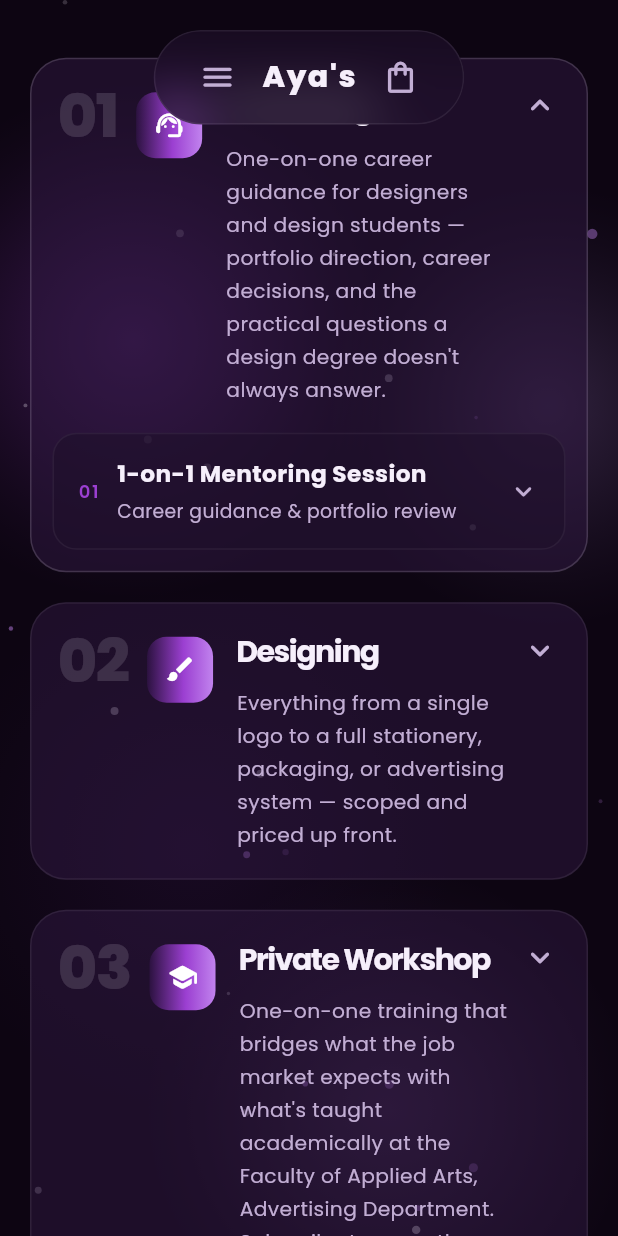
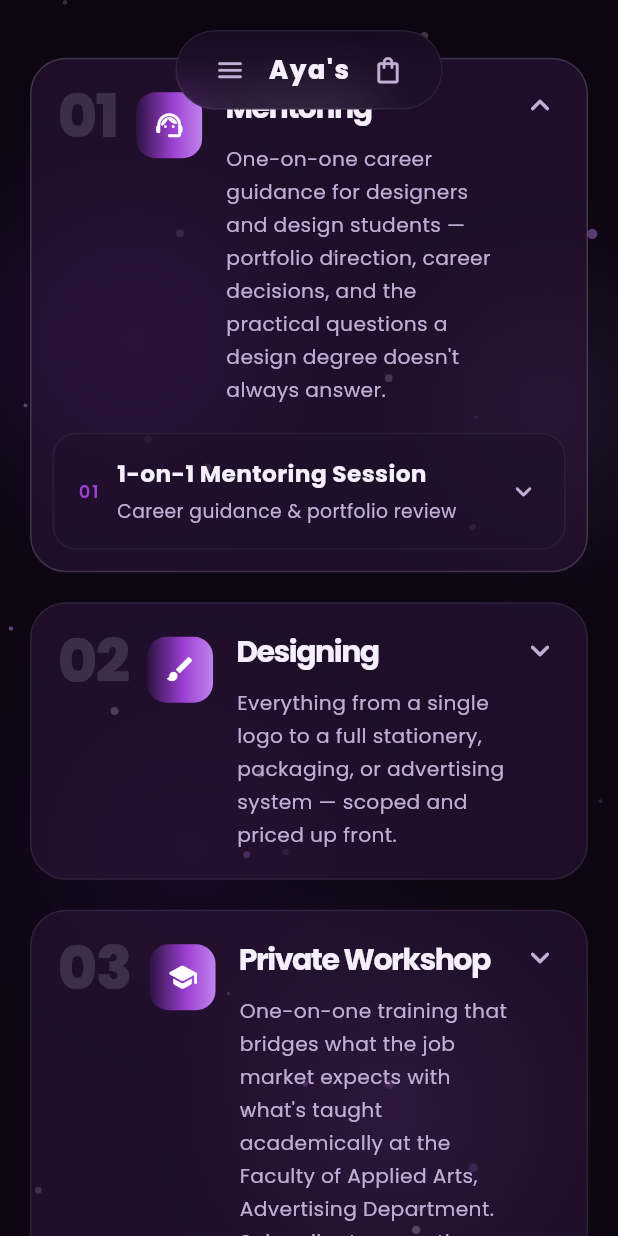
Before and after one commit to aya-graphique/aya-graphique, a Flutter app: the screen it shows after launch, after a tap on "Mentoring", on a phone screen of 412 x 824 dp. Run offline on Flutter 3.47's test engine with Material 3 defaults, Android fonts, the phone set to English and light mode, and no system bars; our stand-ins replace file_picker, flutter_animate, google_fonts, shared_preferences, supabase_flutter, visibility_detector; accounts and stored records are empty.

Commit message:
update UI

```diff
--- a/lib/localization/app_strings.dart
+++ b/lib/localization/app_strings.dart
@@ -56,7 +56,7 @@ class AppText {
 
   // Home — "most requested" circles (below the "available for" card)
   String get mostRequestedEyebrow => _t('MOST REQUESTED', 'الأكثر طلبًا');
-  String get artisticProductsLabel => _t('Graphical Products', 'المنتجات الفنية');
+  String get artisticProductsLabel => _t('Graphical Products', 'المنتجات الجرافيكية');
 
   // Home — service circles row
   String get homeServicesEyebrow => _t('SERVICES', 'الخدمات');
@@ -71,7 +71,7 @@ class AppText {
 
   // Home — footer
   String get footerTagline =>
-      _t('Notebooks & calendars, Simplicity makes it Art.', 'دفاتر وتقويمات، البساطة تصنع الفن.');
+      _t('Notebooks & calendars, simplicity makes it art.', 'دفاتر وتقويمات، البساطة تصنع الفن.');
   String get storeAdmin => _t('Store admin →', 'إدارة المتجر ←');
 
   // Graphical Services
--- a/lib/screens/home_screen.dart
+++ b/lib/screens/home_screen.dart
@@ -125,7 +125,9 @@ class _HomeScreenState extends State<HomeScreen> {
             },
           ),
           const SizedBox(height: 40),
-          MarqueeStrip(words: [
+          MarqueeStrip(
+            height: 60,
+            words: [
             context.strings.marqueeNotebooks,
             context.strings.marqueeCalendars,
             context.strings.marqueeBookmark,
@@ -157,13 +159,18 @@ class _HomeScreenState extends State<HomeScreen> {
           // compact "available for" card instead: restaurant owners,
           // hotel owners, and individuals after a private workshop, each
           // tappable straight through to that category on Services.
-          const SizedBox(height: 56),
+          //
+          // No spacer here on purpose: both this and OwnerIntroCard paint
+          // their own full-bleed background band, so a gap between them
+          // would show a strip of the raw page background instead of one
+          // continuous wash. They're visually split by OwnerIntroCard's
+          // own eyebrow pill instead.
           OwnerIntroCard(
             isMobile: widget.isMobile,
             onViewProfile: widget.onViewProfileTap,
             onAudienceTap: widget.onServiceCategoryTap,
           ),
-          const SizedBox(height: 56),
+          const SizedBox(height: 40),
           TestimonialsSection(isMobile: widget.isMobile),
           const SizedBox(height: 60),
           _Footer(isMobile: widget.isMobile, onAdminReturn: widget.onAdminReturn),
@@ -679,8 +686,13 @@ class _MostRequestedCircles extends StatelessWidget {
       ],
     );
 
+    // Plain transparent padding — no background band. A colored band here
+    // (tried earlier to hide AnimatedBackdrop's dark-mode orb glow) ended
+    // up reading as its own stray light-purple rectangle in light mode,
+    // which looked worse than the problem it solved. See AnimatedBackdrop
+    // for the real fix to the dark-mode glow instead.
     return Padding(
-      padding: EdgeInsets.symmetric(horizontal: isMobile ? 20 : 60),
+      padding: EdgeInsets.symmetric(horizontal: isMobile ? 20 : 60, vertical: isMobile ? 8 : 12),
       child: RevealOnScroll(child: content),
     );
   }
@@ -700,10 +712,19 @@ class _Footer extends StatelessWidget {
 
   @override
   Widget build(BuildContext context) {
+    final colors = context.colors;
     return Container(
       width: double.infinity,
       padding: EdgeInsets.symmetric(horizontal: isMobile ? 24 : 60, vertical: 32),
-      color: context.colors.surface.withOpacity(0.5),
+      decoration: BoxDecoration(
+        // surfaceRaised, not surface: in light mode surface is pure white
+        // (same as the page background), so it made this whole footer
+        // invisible against the rest of Home — no visual separation at
+        // all. surfaceRaised is a step darker/tinted in both palettes, so
+        // it actually reads as its own band now.
+        color: colors.surfaceRaised.withOpacity(colors.isDark ? 0.5 : 0.6),
+        border: Border(top: BorderSide(color: colors.border(0.08))),
+      ),
       child: Column(
         children: [
           // Plain solid color — see shop_nav_bar.dart / shimmer_text.dart
--- a/lib/widgets/animated_backdrop.dart
+++ b/lib/widgets/animated_backdrop.dart
@@ -172,7 +172,12 @@ class _BackdropPainter extends CustomPainter {
       canvas.drawCircle(center, radius, paint);
     }
 
-    // Three large drifting orbs on independent elliptical paths.
+    // Three large drifting orbs on independent elliptical paths. The top
+    // two used to run brighter (0.30 / 0.28) — strong enough that any
+    // transparent section which happened to scroll into their fixed
+    // screen-space position (the backdrop doesn't move with scroll) read
+    // as an odd, mismatched light patch instead of blending in. Dialed
+    // down so the ambient glow stays subtle everywhere it's exposed.
     orb(
       Offset(
         size.width * 0.18 + math.sin(angle) * size.width * 0.08,
@@ -180,7 +185,7 @@ class _BackdropPainter extends CustomPainter {
       ),
       size.shortestSide * 0.42,
       colors.violetPop,
-      0.30,
+      0.16,
     );
 
     orb(
@@ -190,7 +195,7 @@ class _BackdropPainter extends CustomPainter {
       ),
       size.shortestSide * 0.36,
       colors.violetLight,
-      0.28,
+      0.15,
     );
 
     orb(
--- a/lib/widgets/marquee_strip.dart
+++ b/lib/widgets/marquee_strip.dart
@@ -15,7 +15,7 @@ class MarqueeStrip extends StatefulWidget {
   const MarqueeStrip({
     super.key,
     required this.words,
-    this.height = 72,
+    this.height = 48,
   });
 
   @override
@@ -49,22 +49,22 @@ class _MarqueeStripState extends State<MarqueeStrip>
       mainAxisSize: MainAxisSize.min,
       children: List.generate(widget.words.length, (i) {
         return Padding(
-          padding: const EdgeInsets.symmetric(horizontal: 26),
+          padding: const EdgeInsets.symmetric(horizontal: 18),
           child: Row(
             mainAxisSize: MainAxisSize.min,
             children: [
               Text(
                 widget.words[i],
                 style: AppFonts.display(
-                  size: 21,
+                  size: 18,
                   weight: FontWeight.w600,
                   color: colors.cream,
                   letterSpacing: 0.3,
                   text: widget.words[i],
                 ),
               ),
-              const SizedBox(width: 22),
-              Icon(Icons.auto_awesome_rounded, size: 15, color: colors.orchid),
+              const SizedBox(width: 14),
+              Icon(Icons.auto_awesome_rounded, size: 13, color: colors.orchid),
             ],
           ),
         );
--- a/lib/widgets/owner_intro_card.dart
+++ b/lib/widgets/owner_intro_card.dart
@@ -1,21 +1,20 @@
 import 'package:flutter/material.dart';
 import '../localization/app_strings.dart';
 import '../theme/app_theme.dart';
-import 'circle_carousel.dart';
 import 'reveal_on_scroll.dart';
 
 /// Dropped into Home right where the embedded Services section used to sit
-/// (see HomeScreen): tappable "available for" circles — restaurant owners,
+/// (see HomeScreen): a tappable "available for" list — restaurant owners,
 /// hotel owners, company owners, branding clients, illustration clients,
 /// individuals after a private workshop, and aspiring designers — that jump
 /// straight to the matching category on the standalone Services tab, plus a
 /// button that jumps to the standalone Portfolio ("Who am I") tab.
 ///
-/// This sits directly on the page background — no card/box wrapping the
-/// "available for" eyebrow + circles + button, just the reveal-on-scroll
-/// animation and the page's own horizontal padding. The circles themselves
-/// use the same Instagram-story gradient-ring look as every other circle
-/// row on the page (Services, Illustration Art, Most Requested).
+/// This sits on a soft full-bleed background band (not a bordered/rounded
+/// card) — enough to set it apart from the Services/Illustration Art/Most
+/// Requested rows above and below. Unlike those, this section deliberately
+/// breaks from the Instagram-story circle look: each audience is a plain
+/// vertical list row (small rounded-square icon chip + name).
 class OwnerIntroCard extends StatelessWidget {
   final bool isMobile;
   // Jumps to the standalone Portfolio/About tab — see
@@ -47,34 +46,46 @@ class OwnerIntroCard extends StatelessWidget {
       _AudienceSpec(Icons.support_agent_rounded, context.strings.aspiringDesignersLabel, () => onAudienceTap(0)),
     ];
 
-    final audienceCircles = isMobile
-        ? MobileCircleCarousel(
-            itemCount: audiences.length,
-            // Labels here can run to two lines ("Restaurant owners"), so
-            // this row gets a taller label area than the plain one-line
-            // circles elsewhere.
-            labelAreaHeight: 62,
-            itemBuilder: (context, i, diameter) => _AudienceCircle(
-              icon: audiences[i].icon,
-              label: audiences[i].label,
-              diameter: diameter,
-              iconSize: diameter * 0.36,
-              labelSize: (diameter * 0.12).clamp(10.0, 13.0),
-              onTap: audiences[i].onTap,
-            ),
-          )
-        : Wrap(
-            alignment: WrapAlignment.center,
-            spacing: 24,
-            runSpacing: 24,
+    // Mobile stays a plain single-column list (full width rows). Desktop
+    // switches to a centered 2-column grid instead of one narrow column —
+    // a single 420px-wide list looked lost in all the leftover space on a
+    // wide screen.
+    const desktopColumns = 2;
+    const desktopMaxWidth = 720.0;
+    const desktopGap = 16.0;
+    final desktopItemWidth = (desktopMaxWidth - desktopGap * (desktopColumns - 1)) / desktopColumns;
+
+    final audienceCircles = ConstrainedBox(
+      constraints: BoxConstraints(maxWidth: isMobile ? double.infinity : desktopMaxWidth),
+      child: isMobile
+          ? Column(
               children: [
-              for (var i = 0; i < audiences.length; i++)
-                _AudienceCircle(
+                for (var i = 0; i < audiences.length; i++) ...[
+                  if (i != 0) const SizedBox(height: 10),
+                  _AudienceListItem(
                     icon: audiences[i].icon,
                     label: audiences[i].label,
                     onTap: audiences[i].onTap,
                   ),
                 ],
+              ],
+            )
+          : Wrap(
+              alignment: WrapAlignment.center,
+              spacing: desktopGap,
+              runSpacing: 12,
+              children: [
+                for (var i = 0; i < audiences.length; i++)
+                  SizedBox(
+                    width: desktopItemWidth,
+                    child: _AudienceListItem(
+                      icon: audiences[i].icon,
+                      label: audiences[i].label,
+                      onTap: audiences[i].onTap,
+                    ),
+                  ),
+              ],
+            ),
     );
 
     final content = Column(
@@ -143,21 +154,24 @@ class OwnerIntroCard extends StatelessWidget {
       ],
     );
 
-    // No surrounding card/box anymore — the section sits straight on the
-    // page background, just like everything else on Home. Keep the same
-    // outer horizontal padding the card used to have so the row still
-    // lines up with the rest of the page content.
+    // Plain transparent padding — no background band. This used to sit on
+    // its own soft-tinted band to stand apart from the sections above/
+    // below, but that read as a stray light-purple rectangle rather than
+    // blending with the rest of the page — a plain background matches the
+    // page better than a differently-colored one does.
     return Padding(
-      padding: EdgeInsets.symmetric(horizontal: isMobile ? 20 : 60, vertical: isMobile ? 8 : 12),
+      padding: EdgeInsets.symmetric(
+        horizontal: isMobile ? 20 : 60,
+        vertical: isMobile ? 20 : 28,
+      ),
       child: RevealOnScroll(child: content),
     );
   }
 }
 
-/// A plain (icon, label, tap target) bundle for an audience circle — kept
-/// separate from the built widget so the layout picked at build time
-/// (desktop Wrap vs. mobile carousel) can each size the circles however
-/// suits that layout.
+/// A plain (icon, label, tap target) bundle for an audience row — kept
+/// separate from [_AudienceListItem] purely to build the `audiences` list
+/// once above.
 class _AudienceSpec {
   final IconData icon;
   final String label;
@@ -165,49 +179,33 @@ class _AudienceSpec {
   const _AudienceSpec(this.icon, this.label, this.onTap);
 }
 
-/// One tappable "available for" circle inside [OwnerIntroCard] — same
-/// Instagram-story styling as the rest of the app's circle rows (Services,
-/// Illustration Art, Most Requested — see [_EyebrowCirclesSection] /
-/// [_MostRequestedCircles] in home_screen.dart, and their shared
-/// `_CategoryCircle`): a gradient ring always framing the icon, sized to
-/// match the Services row (188px on desktop), with a slight shrink on
-/// hover/tap. Unlike those other rows, this one holds still — no floating
-/// bob animation. Tapping jumps straight to the matching category on the
-/// Services tab.
-class _AudienceCircle extends StatefulWidget {
+/// One tappable "available for" row inside [OwnerIntroCard]: a small
+/// rounded-square icon chip (violet gradient border, same family as the
+/// gradient ring used elsewhere) followed by the audience name — stacked
+/// into a plain vertical list instead of a circle row. Slides/dims
+/// slightly on hover/tap; tapping jumps straight to the matching category
+/// on the Services tab.
+class _AudienceListItem extends StatefulWidget {
   final IconData icon;
   final String label;
   final VoidCallback onTap;
-  // Desktop keeps its original fixed circle size and label size below —
-  // the mobile carousel passes its own smaller, width-fitted values.
-  final double diameter;
-  final double labelSize;
-  // If omitted, sized proportionally to [diameter] (same 0.36 ratio the
-  // Services/Illustration Art/Most Requested circles use) so this row
-  // matches their icon-to-circle proportion at any size.
-  final double? iconSize;
 
-  const _AudienceCircle({
+  const _AudienceListItem({
     required this.icon,
     required this.label,
     required this.onTap,
-    this.diameter = 188,
-    this.labelSize = 15,
-    this.iconSize,
   });
 
   @override
-  State<_AudienceCircle> createState() => _AudienceCircleState();
+  State<_AudienceListItem> createState() => _AudienceListItemState();
 }
 
-class _AudienceCircleState extends State<_AudienceCircle> {
+class _AudienceListItemState extends State<_AudienceListItem> {
   bool _hovered = false;
 
   @override
   Widget build(BuildContext context) {
     final colors = context.colors;
-    final diameter = widget.diameter;
-    final iconSize = widget.iconSize ?? diameter * 0.36;
 
     return MouseRegion(
       cursor: SystemMouseCursors.click,
@@ -216,56 +214,54 @@ class _AudienceCircleState extends State<_AudienceCircle> {
       child: GestureDetector(
         behavior: HitTestBehavior.opaque,
         onTap: widget.onTap,
-        child: SizedBox(
-          width: diameter + 16,
-          child: Column(
-            mainAxisSize: MainAxisSize.min,
+        child: AnimatedContainer(
+          duration: const Duration(milliseconds: 180),
+          curve: Curves.easeOut,
+          padding: const EdgeInsets.symmetric(horizontal: 14, vertical: 10),
+          decoration: BoxDecoration(
+            color: _hovered ? colors.violetPop.withOpacity(0.1) : Colors.transparent,
+            borderRadius: BorderRadius.circular(14),
+            border: Border.all(color: colors.border(0.12)),
+          ),
+          child: Row(
             children: [
-              AnimatedScale(
-                duration: const Duration(milliseconds: 150),
-                curve: Curves.easeOut,
-                scale: _hovered ? 0.92 : 1.0,
-                child: AnimatedContainer(
-                  duration: const Duration(milliseconds: 200),
-                  width: diameter,
-                  height: diameter,
-                  padding: const EdgeInsets.all(2.5),
+              // Icon chip — rounded square with the same violet-gradient
+              // border treatment as the circle rings elsewhere.
+              Container(
+                width: 44,
+                height: 44,
+                padding: const EdgeInsets.all(2),
                 decoration: BoxDecoration(
-                    shape: BoxShape.circle,
+                  borderRadius: BorderRadius.circular(13),
                   gradient: colors.violetGradient,
-                    boxShadow: [
-                      BoxShadow(
-                        color: colors.violetPop.withOpacity(0.3),
-                        blurRadius: 18,
-                        offset: const Offset(0, 6),
-                      ),
-                    ],
                 ),
                 child: Container(
                   decoration: BoxDecoration(
-                      shape: BoxShape.circle,
+                    borderRadius: BorderRadius.circular(11),
                     color: colors.surface,
-                      border: Border.all(color: colors.bgDeep, width: 2),
                   ),
                   child: Center(
-                      child: Icon(widget.icon, size: iconSize, color: colors.violetPop),
+                    child: Icon(widget.icon, size: 20, color: colors.violetPop),
                   ),
                 ),
               ),
-              ),
-              const SizedBox(height: 10),
-              Text(
+              const SizedBox(width: 14),
+              Expanded(
+                child: Text(
                   widget.label,
-                textAlign: TextAlign.center,
-                maxLines: 2,
-                overflow: TextOverflow.ellipsis,
                   style: AppFonts.label(
-                  size: widget.labelSize,
+                    size: 14.5,
                     weight: FontWeight.w600,
                     color: colors.cream,
-                  letterSpacing: 0.6,
+                    letterSpacing: 0.3,
                     text: widget.label,
                   ),
+                ),
+              ),
+              Icon(
+                Icons.chevron_left_rounded,
+                size: 20,
+                color: colors.cream.withOpacity(0.35),
               ),
             ],
           ),
--- a/lib/widgets/shop_nav_bar.dart
+++ b/lib/widgets/shop_nav_bar.dart
@@ -64,7 +64,7 @@ class ShopNavBar extends StatelessWidget {
                 child: Text(
                   "Aya's",
                   style: AppFonts.display(
-                    size: isMobile ? 20 : 17,
+                    size: isMobile ? 17 : 16.5,
                     weight: FontWeight.w800,
                     color: context.colors.cream,
                     letterSpacing: 1.0,
@@ -76,7 +76,7 @@ class ShopNavBar extends StatelessWidget {
                   ),
                 ),
               ),
-              SizedBox(width: isMobile ? 10 : 12),
+              SizedBox(width: isMobile ? 8 : 11),
               if (!isMobile) ...[
                 _NavIconLabel(
                   icon: active == ShopPage.home
@@ -181,8 +181,8 @@ class ShopNavBar extends StatelessWidget {
               // own group instead of blending into the page icons.
               Container(
                 width: 1,
-                height: isMobile ? 22 : 18,
-                margin: EdgeInsets.symmetric(horizontal: isMobile ? 6 : 5),
+                height: isMobile ? 18 : 17,
+                margin: EdgeInsets.symmetric(horizontal: isMobile ? 5 : 5),
                 color: context.colors.border(0.25),
               ),
               // Theme (light/dark) and language (EN/AR) toggles now live
@@ -241,7 +241,7 @@ class ShopMobileTopBar extends StatelessWidget {
             isMobile: true,
             onTap: onMenuTap,
           ),
-          const SizedBox(width: 8),
+          const SizedBox(width: 6),
           GestureDetector(
             onTap: () => onTap(ShopPage.home),
             // Same plain, solid-colored wordmark as the full pill — see the
@@ -250,7 +250,7 @@ class ShopMobileTopBar extends StatelessWidget {
             child: Text(
               "Aya's",
               style: AppFonts.display(
-                size: 20,
+                size: 17,
                 weight: FontWeight.w800,
                 color: context.colors.cream,
                 letterSpacing: 1.0,
@@ -258,7 +258,7 @@ class ShopMobileTopBar extends StatelessWidget {
               ),
             ),
           ),
-          const SizedBox(width: 8),
+          const SizedBox(width: 6),
           _NavIconLabel(
             icon: active == ShopPage.cart
                 ? Icons.shopping_bag_rounded
@@ -509,8 +509,8 @@ class _GlassPill extends StatelessWidget {
         filter: ImageFilter.blur(sigmaX: 18, sigmaY: 18),
         child: Container(
           padding: EdgeInsets.symmetric(
-            horizontal: isMobile ? 20 : 16,
-            vertical: isMobile ? 12 : 10,
+            horizontal: isMobile ? 16 : 17,
+            vertical: isMobile ? 9 : 9,
           ),
           decoration: BoxDecoration(
             color: context.colors.surface.withOpacity(0.55),
@@ -557,7 +557,7 @@ class _LanguageToggle extends StatelessWidget {
             // This label is always Latin ("EN"/"AR") — keep it a fixed
             // size regardless of which language is active.
             style: AppFonts.label(
-              size: isMobile ? 13 : 12,
+              size: isMobile ? 11 : 11,
               color: context.colors.cream,
               letterSpacing: 1.0,
               weight: FontWeight.w700,
@@ -615,7 +615,7 @@ class _NavIconLabelState extends State<_NavIconLabel> {
   Widget build(BuildContext context) {
     final color = _expanded ? context.colors.cream : context.colors.creamDim;
 
-    final iconSize = widget.isMobile ? 25.0 : 20.0;
+    final iconSize = widget.isMobile ? 21.0 : 19.0;
 
     final iconWithBadge = Stack(
       clipBehavior: Clip.none,
@@ -664,7 +664,7 @@ class _NavIconLabelState extends State<_NavIconLabel> {
                   // bar's fixed footprint instead of growing with the
                   // Arabic-mode font boost.
                   style: AppFonts.label(
-                    size: 13.5,
+                    size: 11.5,
                     color: color,
                     letterSpacing: 0.6,
                     boostArabicSize: false,
@@ -684,7 +684,7 @@ class _NavIconLabelState extends State<_NavIconLabel> {
                   // Same fix as the stacked (mobile) label above, for the
                   // desktop side-by-side layout.
                   style: AppFonts.label(
-                    size: 12.5,
+                    size: 11.5,
                     color: color,
                     letterSpacing: 1.0,
                     boostArabicSize: false,
@@ -717,7 +717,7 @@ class _NavIconLabelState extends State<_NavIconLabel> {
           // scale up and down as one single, proportioned unit instead
           // of the icon ballooning past a background box that stayed
           // put-size.
-          margin: EdgeInsets.symmetric(horizontal: widget.stacked ? 5 : (widget.label != null ? 4 : 3)),
+          margin: EdgeInsets.symmetric(horizontal: widget.stacked ? 4 : (widget.label != null ? 4 : 3)),
           child: AnimatedScale(
             // Mobile gets a much bigger pop than desktop — the bar has
             // more spare room stacked vertically per icon, so the active
@@ -734,8 +734,8 @@ class _NavIconLabelState extends State<_NavIconLabel> {
               duration: const Duration(milliseconds: 220),
               curve: Curves.easeOut,
               padding: EdgeInsets.symmetric(
-                horizontal: widget.stacked ? 6 : (widget.label != null ? 8 : 6),
-                vertical: widget.stacked ? 6 : 6,
+                horizontal: widget.stacked ? 5 : (widget.label != null ? 8 : 6),
+                vertical: widget.stacked ? 5 : 6,
               ),
               child: content,
             ),
```
Lines whose indentation alone changed are shown as unchanged.
